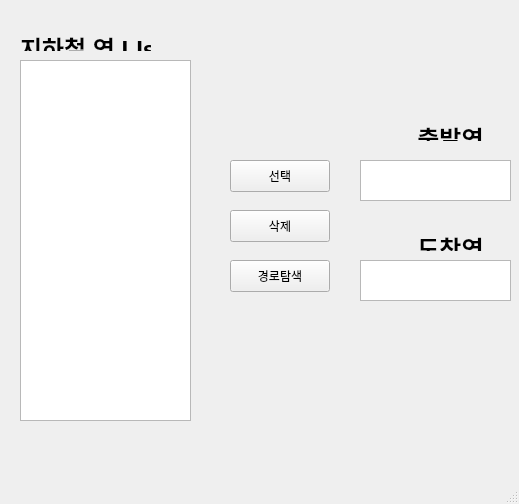
Old version of the form Subway.ui in the repository akakss225/Toy_project_subway_nav.
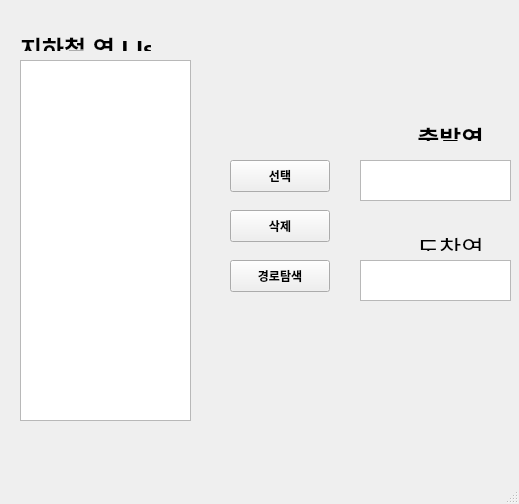
New version of the form.

Commit message: UI 재설계 + locationAdd()메소드 재구현

Patch:
```diff
--- a/Subway.ui
+++ b/Subway.ui
@@ -59,6 +59,11 @@
       <height>32</height>
      </rect>
     </property>
+    <property name="font">
+     <font>
+      <bold>true</bold>
+     </font>
+    </property>
     <property name="text">
      <string>선택</string>
     </property>
@@ -72,6 +77,11 @@
       <height>32</height>
      </rect>
     </property>
+    <property name="font">
+     <font>
+      <bold>true</bold>
+     </font>
+    </property>
     <property name="text">
      <string>경로탐색</string>
     </property>
@@ -85,6 +95,11 @@
       <height>32</height>
      </rect>
     </property>
+    <property name="font">
+     <font>
+      <bold>true</bold>
+     </font>
+    </property>
     <property name="text">
      <string>삭제</string>
     </property>
@@ -118,12 +133,6 @@
       <height>21</height>
      </rect>
     </property>
-    <property name="font">
-     <font>
-      <family>BM Dohyeon</family>
-      <bold>true</bold>
-     </font>
-    </property>
     <property name="text">
      <string>&lt;html&gt;&lt;head/&gt;&lt;body&gt;&lt;p align=&quot;center&quot;&gt;&lt;span style=&quot; font-size:18pt;&quot;&gt;도착역&lt;/span&gt;&lt;/p&gt;&lt;/body&gt;&lt;/html&gt;</string>
     </property>
```
The commit also changes 2 other files.
